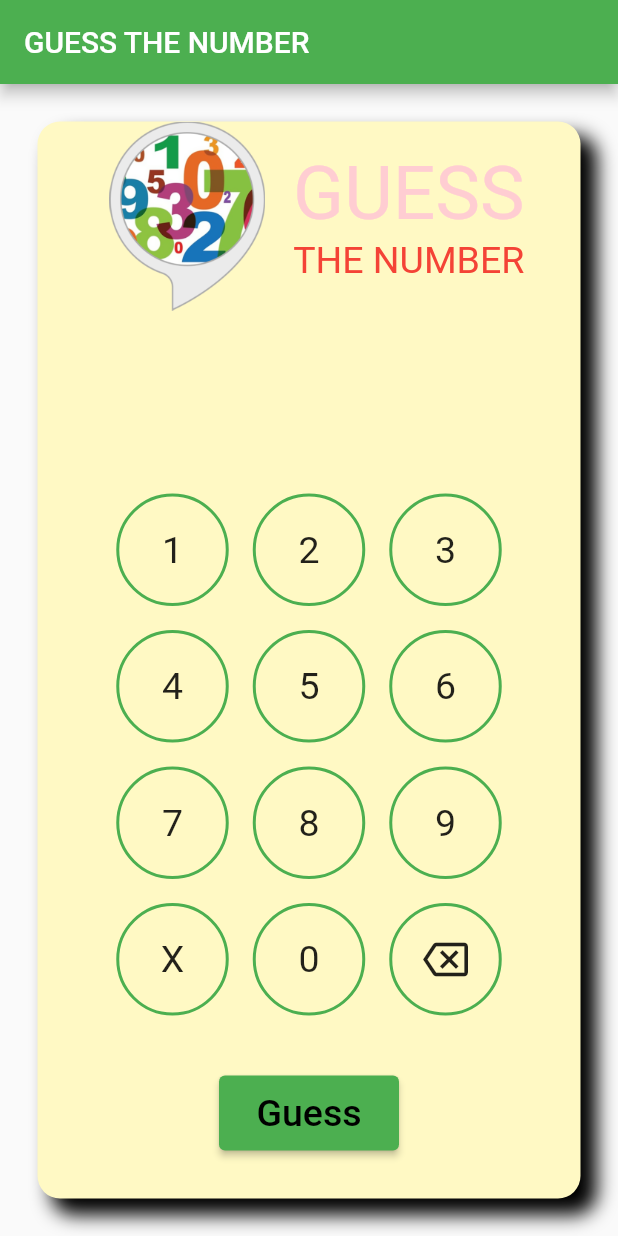
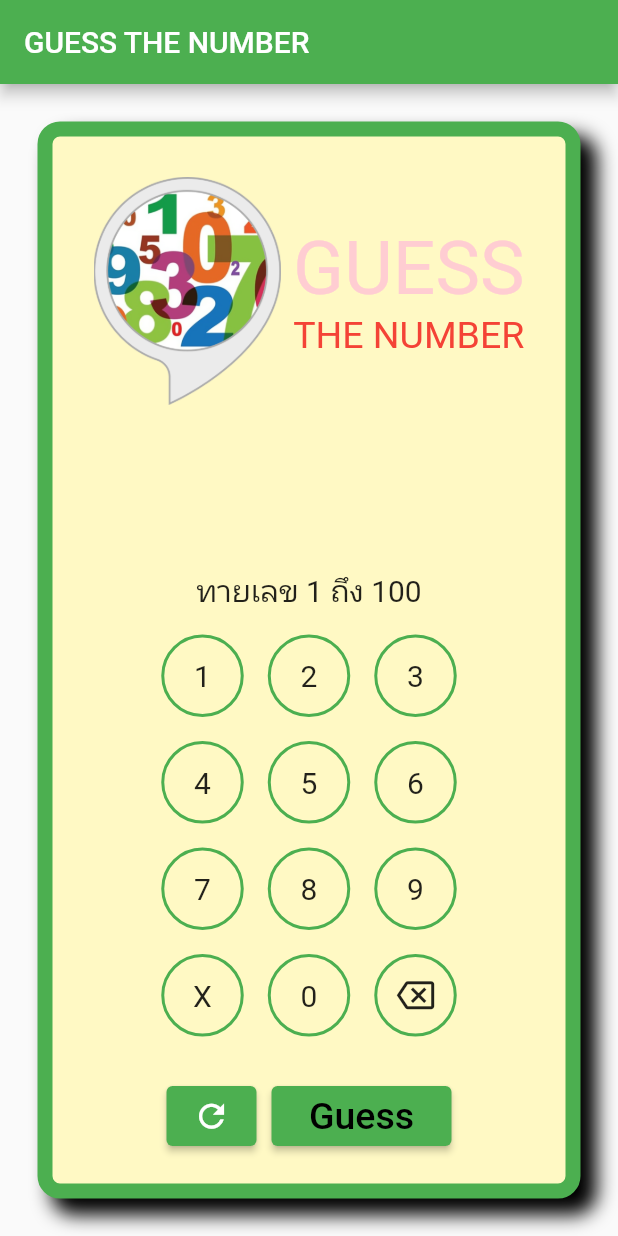
Before and after one commit to Navaphat/assignment_8, a Flutter app: the screen it shows after launch, on a phone screen of 412 x 824 dp. Run offline on Flutter 3.47's test engine with Material 2 defaults, Android fonts, the phone set to English and light mode, and no system bars.

Commit message:
Initial Commit

```diff
--- a/lib/main.dart
+++ b/lib/main.dart
@@ -29,14 +29,14 @@
   @override
   State<HomePage> createState() => _HomePageState();
 
-  static const buttonSize = 75.0;
+  static const buttonSize = 55.0;
 }
 
 class _HomePageState extends State<HomePage> {
   final TextEditingController _controller = TextEditingController();
 
   var game = Game();
-  String alertMessage = '';
+  String alertMessage = 'ทายเลข 1 ถึง ${Game().getMaxRandom}';
 
   @override
   Widget build(BuildContext context) {
@@ -49,6 +49,7 @@
         child: Container(
           decoration: BoxDecoration(
             color: Colors.yellow.shade100,
+            border: Border.all(width: 10.0, color: Colors.green),
             borderRadius: BorderRadius.circular(15.0),
             boxShadow: [
               BoxShadow(
@@ -64,17 +65,19 @@
             children: [
               Expanded(
                 child: Row(
-                    mainAxisAlignment: MainAxisAlignment.center ,
+                  mainAxisAlignment: MainAxisAlignment.center,
                   children: [
-                      Image.asset('assets/images/guess_logo.png', width: 125),
+                    Image.asset('assets/images/guess_logo.png', width: 125.0),
                     Padding(
                       padding: const EdgeInsets.only(left: 8.0),
                       child: Column(
                         mainAxisAlignment: MainAxisAlignment.center,
                         //mainAxisSize: MainAxisSize.min,
                         children: [
-                            Text('GUESS', style: TextStyle(fontSize: 50.0, color: Colors.red.shade100)),
-                            Text('THE NUMBER', style: TextStyle(fontSize: 25.0, color: Colors.red),),
+                          Text('GUESS', style: TextStyle(
+                              fontSize: 50.0, color: Colors.red.shade100)),
+                          Text('THE NUMBER', style: TextStyle(
+                              fontSize: 25.0, color: Colors.red),),
                         ],
                       ),
                     ),
@@ -122,29 +125,56 @@
                 ],
               ),
 
+              Row(
+                mainAxisAlignment: MainAxisAlignment.center,
+                children: [
                   Padding(
-                padding: const EdgeInsets.only(bottom: 32.0, top: 32.0),
+                    padding: const EdgeInsets.only(top: 25.0, bottom: 25.0, right: 10.0),
                     child: SizedBox(
-                  height: 50.0,
+                      width: 60,
+                      height: 40,
+                      child: ElevatedButton(
+                          onPressed: () {
+                            game = Game();
+                            setState(() {
+                              _input = "";
+                              alertMessage = 'ทายเลข 1 ถึง ${Game().getMaxRandom}';
+                            });
+                          },
+                          child: Icon(Icons.refresh, size: 25.0,),
+                      ),
+                    ),
+                  ),
+
+                  Padding(
+                    padding: const EdgeInsets.only(bottom: 25.0, top: 25.0),
+                    child: SizedBox(
+                      height: 40.0,
                       width: 120.0,
                       child: ElevatedButton(
-                    child: Text('Guess', style: TextStyle(fontSize: 25.0, color: Colors.black)),
+                        child: Text('Guess',
+                            style: TextStyle(fontSize: 25.0, color: Colors.black)),
                         onPressed: () {
                           var guess = int.tryParse(_input!);
 
                           int result = game.doGuess(guess!);
                           setState(() {
                             if (result == 1) {
-                          alertMessage = '$guess is TOO HIGH!, Please try again.';
+                              _input = '';
+                              alertMessage = '$guess : มากเกินไป';
                             } else if (result == -1) {
-                          alertMessage = '$guess is TOO LOW!, Please try again.';
+                              _input = '';
+                              alertMessage = '$guess : น้อยเกินไป';
                             } else {
-                          alertMessage = '$guess is CORRECT, total guesses: ${game.getCount}';
+                              alertMessage =
+                              '$guess : ถูกต้อง 🎉 (ทาย ${game.getCount} ครั้ง)';
                             }
                           });
                         },
                       ),
                     ),
+                  ),
+                ],
               ),
             ],
           ),
@@ -155,6 +185,7 @@
 
 
   String _input = '';
+
   Widget buildButton({int? num}) {
     Widget? child;
     BoxDecoration? boxDecoration = BoxDecoration(
@@ -162,25 +193,27 @@
       border: Border.all(color: Colors.green, width: 2.0,),
     );
 
-    if(num == -1)
-      child = Icon(Icons.backspace_outlined, size: 30.0,);
-    else if(num == -2) {
-      child = Text('X', style: TextStyle(fontSize: 25.0),);
+    if (num == -1)
+      child = Icon(Icons.backspace_outlined, size: 25.0,);
+    else if (num == -2) {
+      child = Text('X', style: TextStyle(fontSize: 20.0),);
     }
-    else{
-      child = Text('${num}', style: TextStyle(fontSize: 25.0),);
+    else {
+      child = Text('${num}', style: TextStyle(fontSize: 20.0),);
     }
 
     return Padding(
       padding: const EdgeInsets.all(8.0),
+      child: Material(
+        color: Colors.yellow.shade100,
         child: InkWell(
           onTap: () {
             setState(() {
-            if(num == -1)
-              _input = _input.substring(0,_input.length-1);
-            else if(num != -2 && _input.length < 3)
+              if (num == -1)
+                _input = _input.substring(0, _input.length - 1);
+              else if (num != -2 && _input.length < 3)
                 _input += "$num";
-            else if(num == -2)
+              else if (num == -2)
                 _input = '';
             });
           },
@@ -191,6 +224,8 @@
             decoration: boxDecoration,
             alignment: Alignment.center,
             child: child,
+            //color: Colors.transparent,
+          ),
         ),
       ),
     );
```
Lines whose indentation alone changed are shown as unchanged.
